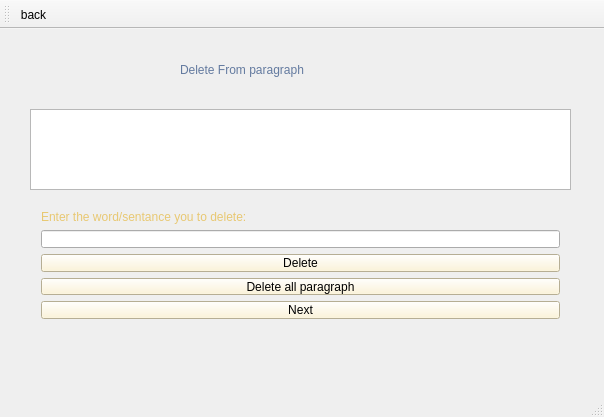
Rrr3rrr2004/Word-Frequency-Count, file DeletePage.ui: the form before one commit.
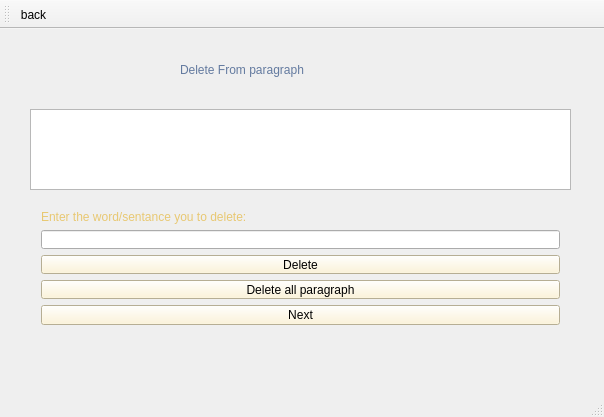
The form after the commit. Icons and pictures are not drawn.

The edit to the form file:
```diff
--- a/DeletePage.ui
+++ b/DeletePage.ui
@@ -50,7 +50,7 @@
       <x>30</x>
       <y>170</y>
       <width>541</width>
-      <height>131</height>
+      <height>137</height>
      </rect>
     </property>
     <layout class="QVBoxLayout" name="verticalLayout">
```
Left out of the diff: 3 changed lines with no effect on the pictures.
